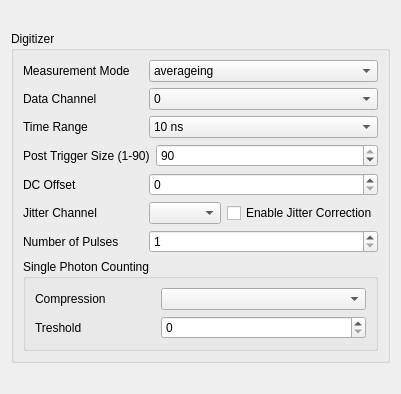
The window that gui_design/digitizer.ui (baukekooger/XY_Measurement) describes before a commit, drawn with Qt 5.
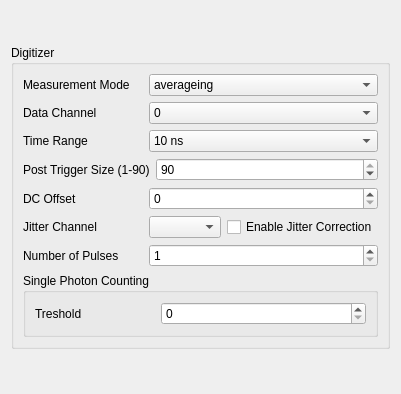
The same window after the commit. The open tabs and pages were chosen to show the change.

Diff of the .ui file:
```diff
--- a/gui_design/digitizer.ui
+++ b/gui_design/digitizer.ui
@@ -311,32 +311,6 @@
             </property>
             <layout class="QGridLayout" name="gridLayout_3">
              <item row="0" column="0">
-              <layout class="QHBoxLayout" name="horizontalLayout_21">
-               <item>
-                <widget class="QLabel" name="label_21">
-                 <property name="sizePolicy">
-                  <sizepolicy hsizetype="Fixed" vsizetype="Preferred">
-                   <horstretch>0</horstretch>
-                   <verstretch>0</verstretch>
-                  </sizepolicy>
-                 </property>
-                 <property name="minimumSize">
-                  <size>
-                   <width>120</width>
-                   <height>0</height>
-                  </size>
-                 </property>
-                 <property name="text">
-                  <string>Compression </string>
-                 </property>
-                </widget>
-               </item>
-               <item>
-                <widget class="QComboBox" name="comboBox_single_photon_compression_experiment"/>
-               </item>
-              </layout>
-             </item>
-             <item row="1" column="0">
               <layout class="QHBoxLayout" name="horizontalLayout_22">
                <item>
                 <widget class="QLabel" name="label_22">
```
